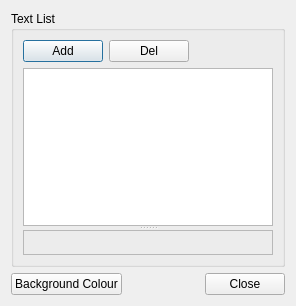
gyongchae/MediaEditor, file kvmrt2_media_editor/StationImagePool.ui: the form before one commit.
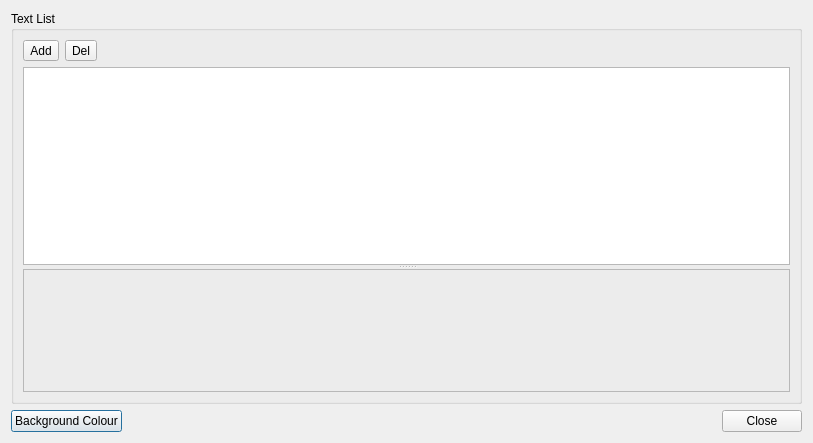
The form after the commit.

Diff of the .ui file:
```diff
--- a/kvmrt2_media_editor/StationImagePool.ui
+++ b/kvmrt2_media_editor/StationImagePool.ui
@@ -6,8 +6,8 @@
    <rect>
     <x>0</x>
     <y>0</y>
-    <width>296</width>
-    <height>306</height>
+    <width>813</width>
+    <height>443</height>
    </rect>
   </property>
   <property name="windowTitle">
@@ -25,14 +25,14 @@
         <item>
          <layout class="QHBoxLayout" name="horizontalLayout">
           <item>
-           <widget class="QPushButton" name="btnAddText">
+           <widget class="QToolButton" name="btnAddText">
             <property name="text">
              <string>Add</string>
             </property>
            </widget>
           </item>
           <item>
-           <widget class="QPushButton" name="btnDelText">
+           <widget class="QToolButton" name="btnDelText">
             <property name="text">
              <string>Del</string>
             </property>
@@ -67,6 +67,12 @@
            </property>
           </widget>
           <widget class="QFrame" name="frame">
+           <property name="minimumSize">
+            <size>
+             <width>0</width>
+             <height>120</height>
+            </size>
+           </property>
            <property name="frameShape">
             <enum>QFrame::StyledPanel</enum>
            </property>
```
